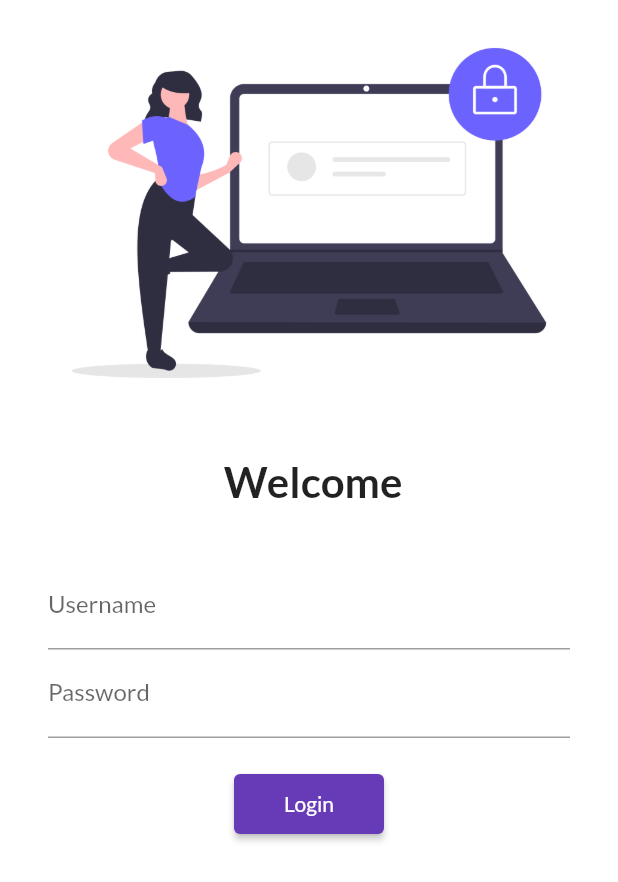
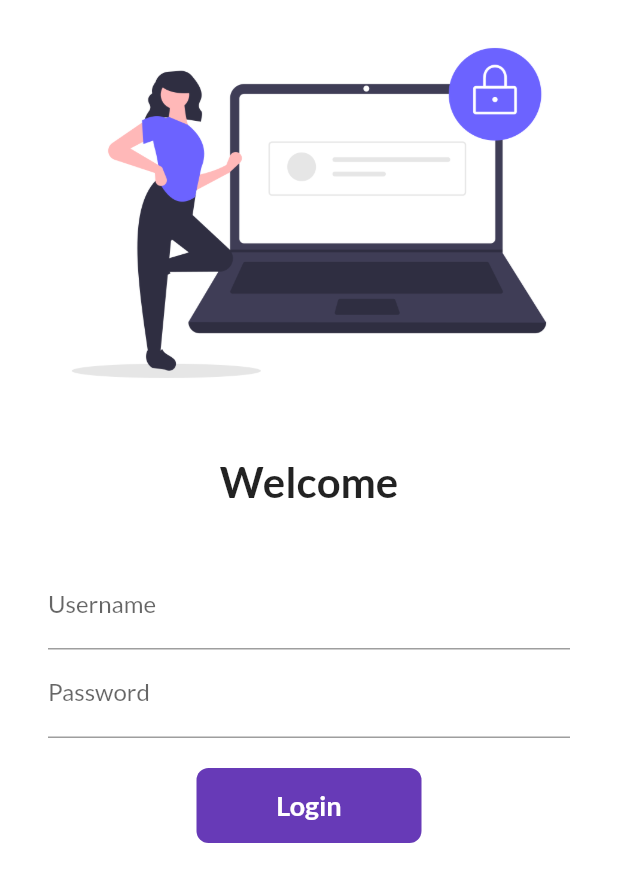
Before and after one commit to MadanStha7/Learn-Flutter, a Flutter app: the screen it shows after launch, on a phone screen of 412 x 824 dp. Shown: the top 882 px of the screen. Run offline on Flutter 3.47's test engine with Material 2 defaults, Android fonts, the phone set to English and light mode, and no system bars; our stand-ins replace google_fonts.

Commit message:
Routings and Animations

```diff
--- a/lib/main.dart
+++ b/lib/main.dart
@@ -2,6 +2,7 @@ import 'package:flutter/material.dart';
 import 'package:learn_flutter/pages/home_page.dart';
 import 'package:learn_flutter/pages/login_page.dart';
 import 'package:google_fonts/google_fonts.dart';
+import 'package:learn_flutter/utils/routes.dart';
 
 void main(List<String> args) {
   runApp(MyApp());
@@ -19,11 +20,12 @@ class MyApp extends StatelessWidget {
       darkTheme: ThemeData(
         brightness: Brightness.dark,
       ),
+      debugShowCheckedModeBanner: false,
       initialRoute: '/',
       routes: {
         "/": (context) => const LoginPage(),
-        "/home": (context) => HomePage(),
-        '/login': (context) => const LoginPage(),
+        MyRoutes.homeRoute: (context) => HomePage(),
+        MyRoutes.loginRoute: (context) => const LoginPage(),
       },
     );
   }
--- a/lib/pages/login_page.dart
+++ b/lib/pages/login_page.dart
@@ -1,7 +1,16 @@
 import 'package:flutter/material.dart';
+import 'package:learn_flutter/utils/routes.dart';
 
-class LoginPage extends StatelessWidget {
+class LoginPage extends StatefulWidget {
   const LoginPage({Key? key}) : super(key: key);
+
+  @override
+  State<LoginPage> createState() => _LoginPageState();
+}
+
+class _LoginPageState extends State<LoginPage> {
+  String name = "";
+  bool changeButton = false;
 
   @override
   Widget build(BuildContext context) {
@@ -18,9 +27,9 @@ class LoginPage extends StatelessWidget {
                 height: 20.0,
                 // child: Text("Madan"),
               ),
-              const Text(
-                " Welcome",
-                style: TextStyle(
+              Text(
+                " Welcome $name",
+                style: const TextStyle(
                   fontSize: 28,
                   fontWeight: FontWeight.bold,
                 ),
@@ -33,11 +42,15 @@ class LoginPage extends StatelessWidget {
                     vertical: 16.0, horizontal: 32.0),
                 child: Column(children: [
                   TextFormField(
-                    decoration: const InputDecoration(
-                      hintText: "Enter Username",
-                      labelText: 'Username',
-                    ),
-                  ),
+                      decoration: const InputDecoration(
+                        hintText: "Enter Username",
+                        labelText: 'Username',
+                      ),
+                      onChanged: (String str) {
+                        setState(() {
+                          name = str;
+                        });
+                      }),
                   TextFormField(
                     obscureText: true,
                     decoration: const InputDecoration(
@@ -48,13 +61,49 @@ class LoginPage extends StatelessWidget {
                   const SizedBox(
                     height: 20.0,
                   ),
-                  ElevatedButton(
-                    onPressed: () {
-                      print("Hi Madan");
+                  InkWell(
+                    onTap: () async {
+                      setState(() {
+                        changeButton = true;
+                      });
+                      await Future.delayed(const Duration(milliseconds: 300));
+                      Navigator.pushNamed(context, MyRoutes.homeRoute);
                     },
-                    child: const Text("Login"),
-                    style: TextButton.styleFrom(minimumSize: const Size(100, 40)),
+                    child: AnimatedContainer(
+                      duration: const Duration(milliseconds: 250),
+                      width: changeButton ? 50 : 150,
+                      height: 50,
+                      alignment: Alignment.center,
+                      child: changeButton
+                          ? const Icon(
+                              Icons.done,
+                              color: Colors.white,
+                            )
+                          : const Text(
+                              "Login",
+                              style: TextStyle(
+                                color: Colors.white,
+                                fontWeight: FontWeight.bold,
+                                fontSize: 18,
+                              ),
+                            ),
+                      decoration: BoxDecoration(
+                        color: Colors.deepPurple,
+                        // shape:
+                        //     changeButton ? BoxShape.circle : BoxShape.rectangle,
+                        borderRadius:
+                            BorderRadius.circular(changeButton ? 50 : 8),
+                      ),
+                    ),
                   )
+                  // ElevatedButton(
+                  //   onPressed: () {
+                  //     Navigator.pushNamed(context, MyRoutes.homeRoute);
+                  //   },
+                  //   child: const Text("Login"),
+                  //   style:
+                  //       TextButton.styleFrom(minimumSize: const Size(100, 40)),
+                  // )
                 ]),
               )
             ],
--- a/lib/utils/routes.dart
+++ b/lib/utils/routes.dart
@@ -0,0 +1,4 @@
+class MyRoutes {
+  static String loginRoute = "/login";
+  static String homeRoute = "/home";
+}
```
